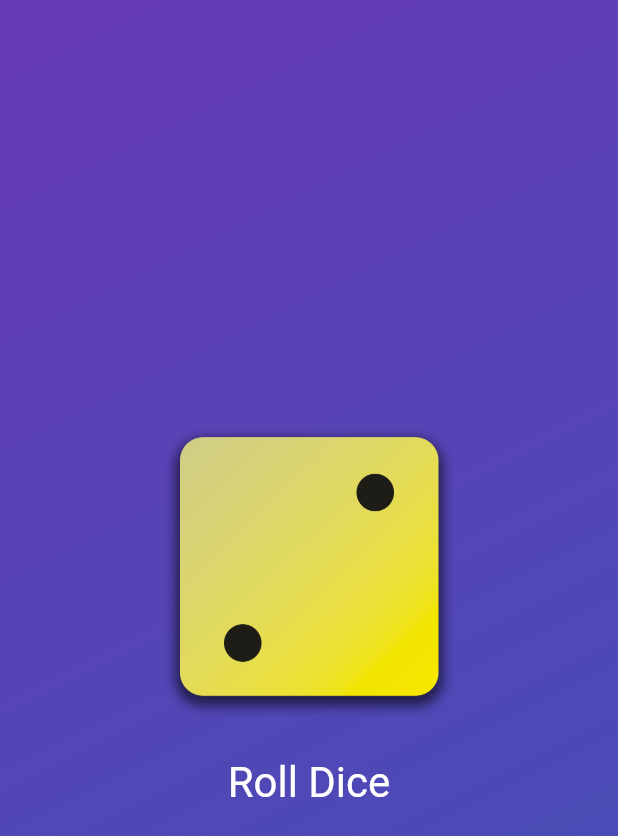
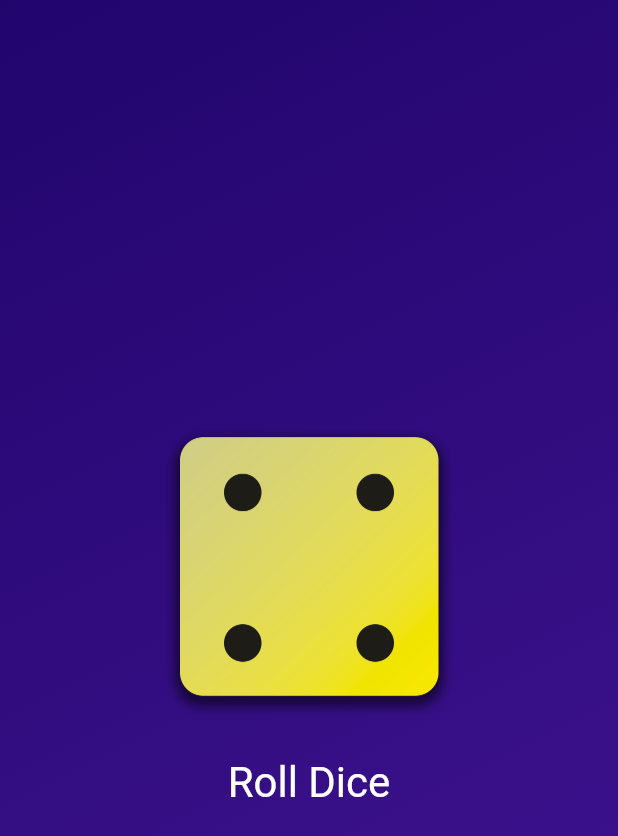
Before and after one commit to duytoann/fluttoan, a Flutter app: the screen it shows after launch, after a tap on "Roll Dice", on a phone screen of 412 x 824 dp. Shown: the top 836 px of the screen. Run offline on Flutter 3.47's test engine with Material 3 defaults, Android fonts, the phone set to English and light mode, and no system bars.

```diff
--- /dev/null
+++ b/lib/dice_roller.dart
@@ -0,0 +1,51 @@
+import 'package:flutter/material.dart';
+
+class DiceRoller extends StatefulWidget {
+  const DiceRoller({super.key});
+
+  @override
+  State<DiceRoller> createState() {
+    return _DiceRollerState();
+  }
+}
+
+class _DiceRollerState extends State<DiceRoller> {
+  var activeDiceImage = 'assets/images/dice-2.png';
+  var active = true;
+
+  void rollDice() {
+    setState(() {
+      activeDiceImage = active ? 'assets/images/dice-4.png' : 'assets/images/dice-2.png';
+      active = !active;
+    });
+  }
+
+  @override
+  Widget build(BuildContext context) {
+    // TODO: implement build
+    return Column(
+      mainAxisSize: MainAxisSize.min,
+      children: [
+        Image.asset(
+          activeDiceImage,
+          width: 200,
+        ),
+        const SizedBox(
+          height: 20,
+        ),
+        TextButton(
+          onPressed: rollDice,
+          style: TextButton.styleFrom(
+              // padding: const EdgeInsets.only(
+              //   top: 20,
+              // ),
+              foregroundColor: Colors.white,
+              textStyle: const TextStyle(
+                fontSize: 28,
+              )),
+          child: const Text('Roll Dice'),
+        )
+      ],
+    );
+  }
+}
--- a/lib/gradient_container.dart
+++ b/lib/gradient_container.dart
@@ -1,3 +1,4 @@
+import 'package:FlutCombine/dice_roller.dart';
 import 'package:flutter/material.dart';
 
 var startAlignment = Alignment.topLeft;
@@ -13,8 +14,6 @@ class GradientContainer extends StatelessWidget {
   final Color color1;
   final Color color2;
 
-  void rollDice() {}
-
   @override
   Widget build(BuildContext context) {
     return Container(
@@ -25,31 +24,8 @@ class GradientContainer extends StatelessWidget {
           end: endAlignment,
         ),
       ),
-      child: Center(
-        child: Column(
-          mainAxisSize: MainAxisSize.min,
-          children: [
-            Image.asset(
-              'assets/images/dice-2.png',
-              width: 200,
-            ),
-            const SizedBox(
-              height: 20,
-            ),
-            TextButton(
-              onPressed: rollDice,
-              style: TextButton.styleFrom(
-                  // padding: const EdgeInsets.only(
-                  //   top: 20,
-                  // ),
-                  foregroundColor: Colors.white,
-                  textStyle: const TextStyle(
-                    fontSize: 28,
-                  )),
-              child: const Text('Roll Dice'),
-            )
-          ],
-        ),
+      child: const Center(
+        child: DiceRoller(),
       ),
     );
   }
--- a/lib/main.dart
+++ b/lib/main.dart
@@ -6,7 +6,10 @@ void main() {
   runApp(
     const MaterialApp(
       home: Scaffold(
-        body: GradientContainer.purple(),
+        body: GradientContainer(
+          Color.fromARGB(255, 33, 5, 109),
+          Color.fromARGB(255, 68, 21, 149),
+        ),
       ),
     ),
   );
```
